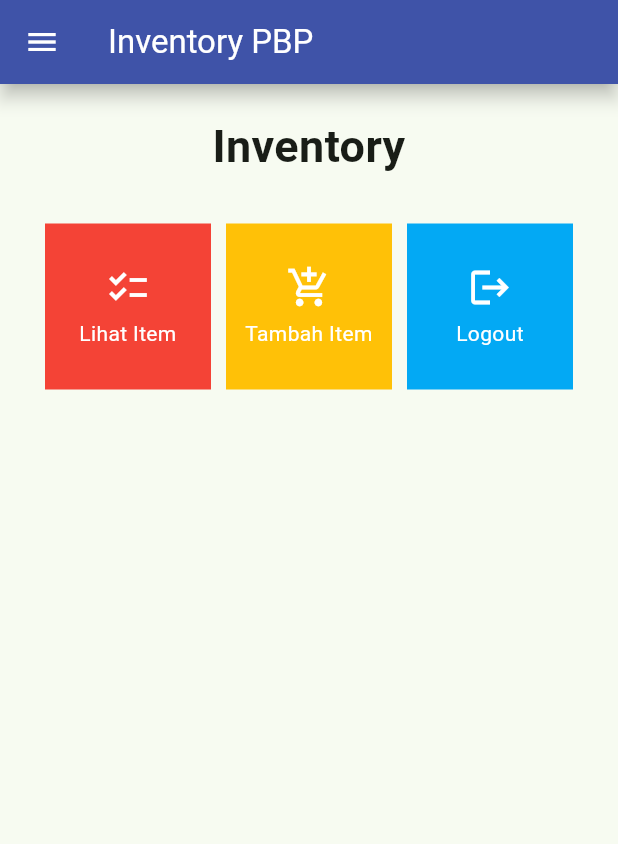
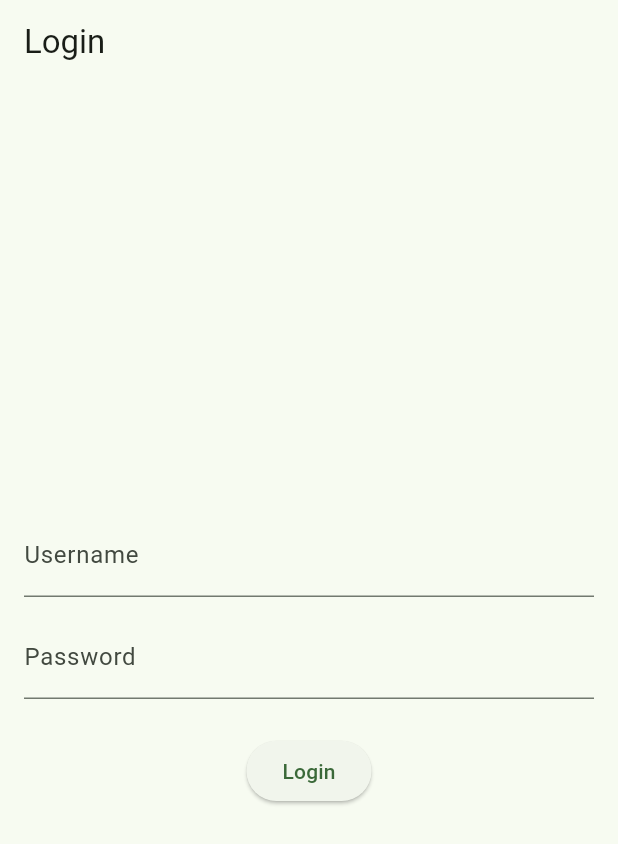
Before and after one commit to humama/inventorypbp, a Flutter app: the screen it shows after launch, on a phone screen of 412 x 824 dp. Shown: the top 844 px of the screen. Run offline on Flutter 3.47's test engine with Material 2 defaults, Android fonts, the phone set to English and light mode, and no system bars; missing offline and left inert: pbp_django_auth.

Commit message:
commit Tugas 9

```diff
--- a/lib/main.dart
+++ b/lib/main.dart
@@ -1,5 +1,7 @@
 import 'package:flutter/material.dart';
-import 'package:inventorypbp/screens/menu.dart';
+import 'package:inventorypbp/screens/login.dart';
+import 'package:pbp_django_auth/pbp_django_auth.dart';
+import 'package:provider/provider.dart';
 
 void main() {
   runApp(const MyApp());
@@ -11,7 +13,12 @@
   // This widget is the root of your application.
   @override
   Widget build(BuildContext context) {
-    return MaterialApp(
+    return Provider(
+      create: (_) {
+        CookieRequest request = CookieRequest();
+        return request;
+      },
+      child: MaterialApp(
         title: 'Flutter Demo',
         theme: ThemeData(
           // This is the theme of your application.
@@ -32,7 +39,8 @@
           colorScheme: ColorScheme.fromSeed(seedColor: Colors.green),
           useMaterial3: true,
         ),
-      home: MyHomePage(),
+        home: const LoginPage(),
+      ),
     );
   }
 }
--- /dev/null
+++ b/lib/screens/login.dart
@@ -0,0 +1,118 @@
+import 'package:inventorypbp/screens/menu.dart';
+import 'package:flutter/material.dart';
+import 'package:pbp_django_auth/pbp_django_auth.dart';
+import 'package:provider/provider.dart';
+
+void main() {
+    runApp(const LoginApp());
+}
+
+class LoginApp extends StatelessWidget {
+const LoginApp({super.key});
+
+@override
+Widget build(BuildContext context) {
+    return MaterialApp(
+        title: 'Login',
+        theme: ThemeData(
+            primarySwatch: Colors.blue,
+    ),
+    home: const LoginPage(),
+    );
+    }
+}
+
+class LoginPage extends StatefulWidget {
+    const LoginPage({super.key});
+
+    @override
+    // ignore: library_private_types_in_public_api
+    _LoginPageState createState() => _LoginPageState();
+}
+
+class _LoginPageState extends State<LoginPage> {
+    final TextEditingController _usernameController = TextEditingController();
+    final TextEditingController _passwordController = TextEditingController();
+
+    @override
+    Widget build(BuildContext context) {
+        final request = context.watch<CookieRequest>();
+        return Scaffold(
+            appBar: AppBar(
+                title: const Text('Login'),
+            ),
+            body: Container(
+                padding: const EdgeInsets.all(16.0),
+                child: Column(
+                    mainAxisAlignment: MainAxisAlignment.center,
+                    children: [
+                        TextField(
+                            controller: _usernameController,
+                            decoration: const InputDecoration(
+                                labelText: 'Username',
+                            ),
+                        ),
+                        const SizedBox(height: 12.0),
+                        TextField(
+                            controller: _passwordController,
+                            decoration: const InputDecoration(
+                                labelText: 'Password',
+                            ),
+                            obscureText: true,
+                        ),
+                        const SizedBox(height: 24.0),
+                        ElevatedButton(
+                            onPressed: () async {
+                                String username = _usernameController.text;
+                                String password = _passwordController.text;
+
+                                // Cek kredensial
+                                // TODO: Ganti URL dan jangan lupa tambahkan trailing slash (/) di akhir URL!
+                                // Untuk menyambungkan Android emulator dengan Django pada localhost,
+                                // gunakan URL http://10.0.2.2/
+                                final response = await request.login("http://localhost:8000/auth/login/", {
+                                'username': username,
+                                'password': password,
+                                });
+
+                                if (request.loggedIn) {
+                                    String message = response['message'];
+                                    String uname = response['username'];
+                                    // ignore: use_build_context_synchronously
+                                    Navigator.pushReplacement(
+                                        context,
+                                        MaterialPageRoute(builder: (context) => MyHomePage()),
+                                    );
+                                    // ignore: use_build_context_synchronously
+                                    ScaffoldMessenger.of(context)
+                                        ..hideCurrentSnackBar()
+                                        ..showSnackBar(
+                                            SnackBar(content: Text("$message Selamat datang, $uname.")));
+                                    } else {
+                                    // ignore: use_build_context_synchronously
+                                    showDialog(
+                                        context: context,
+                                        builder: (context) => AlertDialog(
+                                            title: const Text('Login Gagal'),
+                                            content:
+                                                Text(response['message']),
+                                            actions: [
+                                                TextButton(
+                                                    child: const Text('OK'),
+                                                    onPressed: () {
+                                                        Navigator.pop(context);
+                                                    },
+                                                ),
+                                            ],
+                                        ),
+                                    );
+                                }
+                            },
+                            child: const Text('Login'),
+                        ),
+                    ],
+                ),
+            ),
+        );
+    }
+}
--- a/lib/screens/menu.dart
+++ b/lib/screens/menu.dart
@@ -19,7 +19,7 @@
           style: TextStyle(color: Colors.white),
         ),
         elevation: 5,
-        backgroundColor: Colors.indigo,
+        backgroundColor: Colors.lightGreen,
         shadowColor: Colors.black,
         foregroundColor: Colors.white,
       ),
--- a/pubspec.yaml
+++ b/pubspec.yaml
@@ -35,6 +35,9 @@
   # The following adds the Cupertino Icons font to your application.
   # Use with the CupertinoIcons class for iOS style icons.
   cupertino_icons: ^1.0.2
+  provider: ^6.1.1
+  pbp_django_auth: ^0.4.0
+  http: ^1.1.0
 
 dev_dependencies:
   flutter_test:
```
Also changed, not shown: lib/models/item.dart (added, +65 -0 lines), lib/screens/inventorylist_form.dart (+41 -34 lines), lib/screens/list_item.dart (added, +92 -0 lines), lib/widgets/inventory_card.dart (+34 -1 lines), lib/widgets/left_drawer.dart (+13 -1 lines), pubspec.lock, 3 other files. Lines whose indentation alone changed are shown as unchanged.
